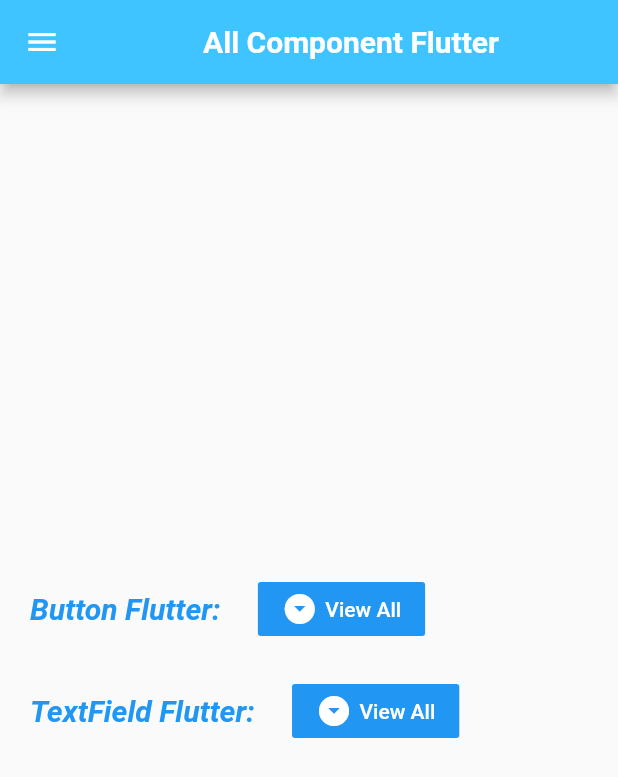
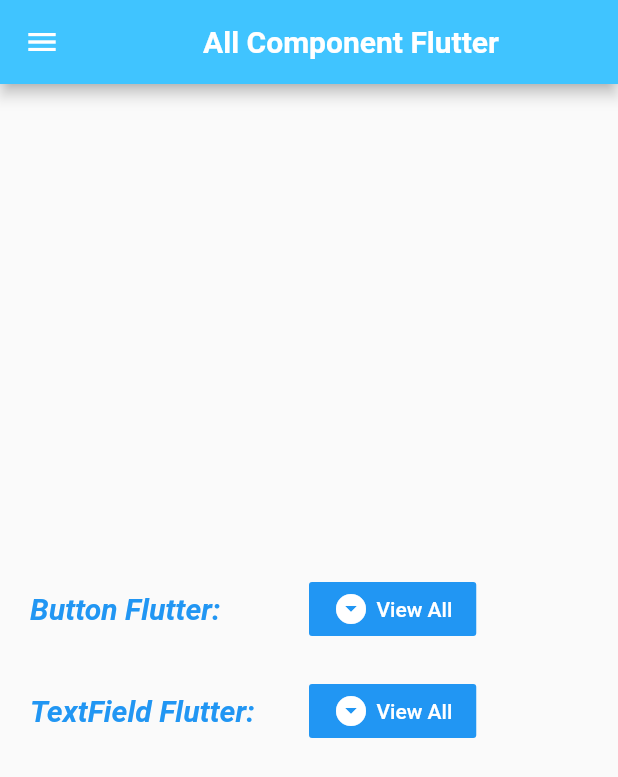
Before and after one commit to oengmengthong/flutter_lesson, a Flutter app: the screen it shows after launch, on a phone screen of 412 x 824 dp. Shown: the top 777 px of the screen. Run offline on Flutter 3.47's test engine with Material 2 defaults, Android fonts, the phone set to English and light mode, and no system bars.

Commit message:
update mirror

```diff
--- a/lib/main.dart
+++ b/lib/main.dart
@@ -78,6 +78,10 @@ class HomeScreen extends StatelessWidget {
           children: <Widget>[
             Row(
               children: <Widget>[
+                Expanded(
+                  child: Column(
+                    crossAxisAlignment: CrossAxisAlignment.start,
+                    children: <Widget>[
                       Text(
                         'Button Flutter: ',
                         style: TextStyle(
@@ -87,9 +91,14 @@ class HomeScreen extends StatelessWidget {
                           fontStyle: FontStyle.italic,
                         ),
                       ),
-                SizedBox(
-                  width: 20,
+                    ],
                   ),
+                ),
+                Expanded(
+                  child: Column(
+                    children: <Widget>[
+                      Row(
+                        children: <Widget>[
                           FlatButton(
                             color: Colors.blue,
                             child: Row(
@@ -120,10 +129,19 @@ class HomeScreen extends StatelessWidget {
                           )
                         ],
                       ),
+                    ],
+                  ),
+                ),
+              ],
+            ),
             SizedBox(
               height: 20,
             ),
             Row(
+              children: <Widget>[
+                Expanded(
+                  child: Column(
+                    crossAxisAlignment: CrossAxisAlignment.start,
                     children: <Widget>[
                       Text(
                         'TextField Flutter: ',
@@ -134,9 +152,14 @@ class HomeScreen extends StatelessWidget {
                           fontStyle: FontStyle.italic,
                         ),
                       ),
-                SizedBox(
-                  width: 20,
+                    ],
                   ),
+                ),
+                Expanded(
+                  child: Column(
+                    children: <Widget>[
+                      Row(
+                        children: <Widget>[
                           FlatButton(
                             color: Colors.blue,
                             child: Row(
@@ -165,6 +188,11 @@ class HomeScreen extends StatelessWidget {
                               );
                             },
                           )
+                        ],
+                      ),
+                    ],
+                  ),
+                ),
               ],
             ),
           ],
```
Also changed, not shown: lib/listview/listview.dart (added, +34 -0 lines). Lines whose indentation alone changed are shown as unchanged.
